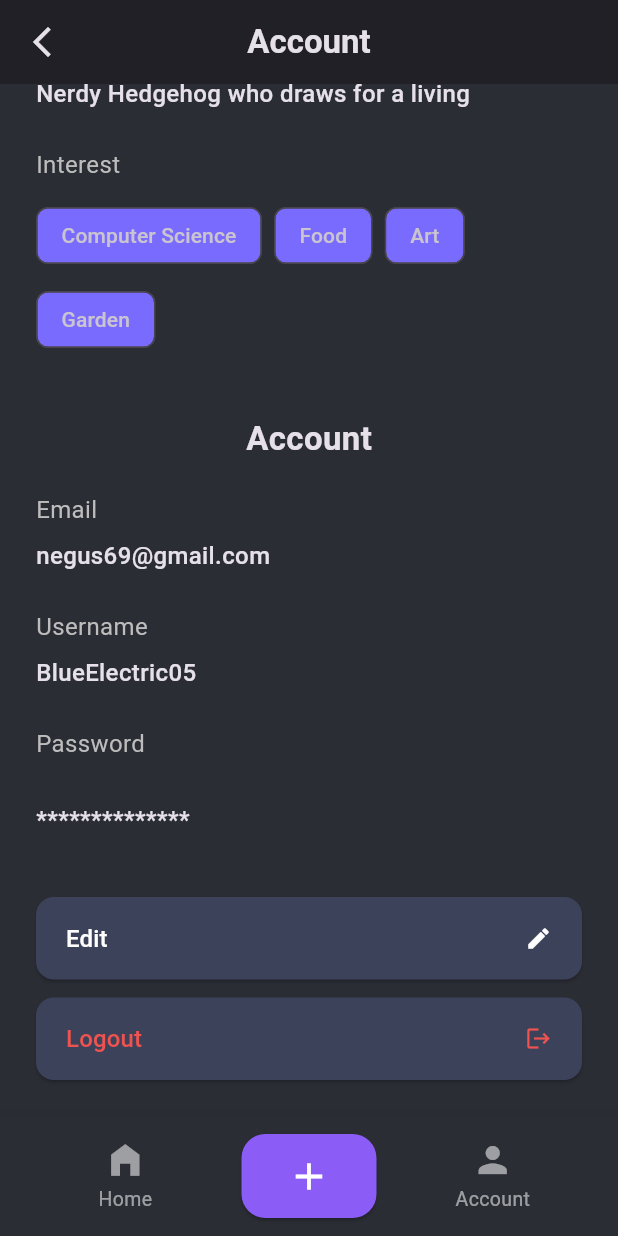
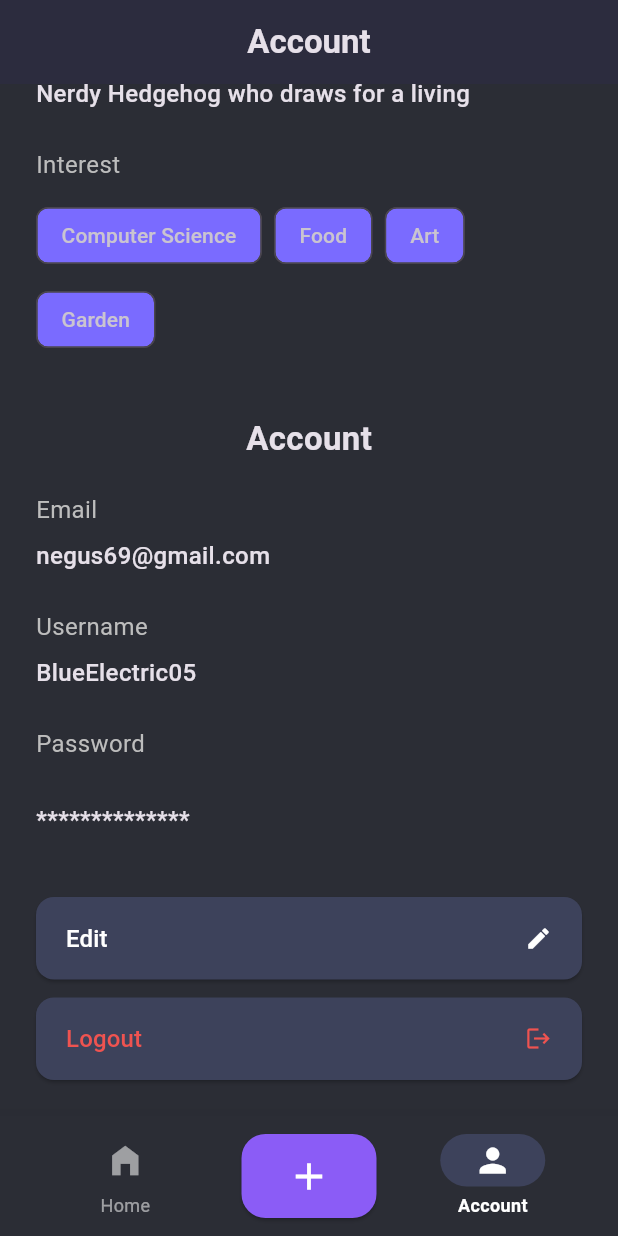
Before and after one commit to clunckyboy/Askalot, a Flutter app: the AccountScreen screen opened by its route, scrolled down 328 dp, on a phone screen of 412 x 824 dp. Run offline on Flutter 3.47's test engine with Material 3 defaults, Android fonts, the phone set to English and light mode, and no system bars; our stand-ins replace go_router, supabase_flutter; accounts and stored records are empty.

```diff
--- a/lib/config/router.dart
+++ b/lib/config/router.dart
@@ -23,10 +23,12 @@ final GoRouter router = GoRouter(
       path: '/signin',
       builder: (context, state) => const SignInScreen(),
     ),
+
     GoRoute(
       path: '/signup',
       builder: (context, state) => const SignupScreen(),
     ),
+
     GoRoute(
       path: '/interests',
       builder: (context, state) {
@@ -34,6 +36,11 @@ final GoRouter router = GoRouter(
         final userData = state.extra as Map<String, dynamic>;
         return InterestScreen(userData: userData);
       },
+    ),
+
+    GoRoute(
+      path: '/post',
+      builder: (context, state) => const PostingScreen(),
     ),
 
     // 3. Main App Flow (Dengan Bottom Navbar)
@@ -52,16 +59,7 @@ final GoRouter router = GoRouter(
             ),
           ],
         ),
-        // Tab 1: Posting (Tombol Tengah)
-        StatefulShellBranch(
-          routes: [
-            GoRoute(
-              path: '/post',
-              builder: (context, state) => const PostingScreen(),
-            ),
-          ],
-        ),
-        // Tab 2: Account
+        // Tab 1: Account
         StatefulShellBranch(
           routes: [
             GoRoute(
--- a/lib/main.dart
+++ b/lib/main.dart
@@ -38,6 +38,7 @@ class MyApp extends StatelessWidget {
       theme: ThemeData.dark().copyWith(
         appBarTheme: AppBarTheme(
           surfaceTintColor: Color(0xFF2B2D35),
+          scrolledUnderElevation: 0,
         ),
         scaffoldBackgroundColor: Color(0xFF2B2D35),
         primaryColor: Color(0xFF7A6BFF),
--- a/lib/screens/account_screen.dart
+++ b/lib/screens/account_screen.dart
@@ -76,8 +76,6 @@ class _AccountScreenState extends State<AccountScreen> {
   }
 
   void _onCenterButtonPressed() {
-    // Logika saat tombol '+' ditekan
-    print('Tombol Tengah Ditekan!');
     // Misalnya, tampilkan dialog, bottom sheet, atau navigasi ke layar baru
     showModalBottomSheet(
       context: context,
@@ -94,10 +92,8 @@ class _AccountScreenState extends State<AccountScreen> {
   Widget build(BuildContext context) {
     return Scaffold(
       appBar: AppBar(
-        leading: IconButton(
-          icon: Icon(Icons.arrow_back_ios_new),
-          onPressed: (){},
-        ),
+        surfaceTintColor: Colors.transparent,
+        backgroundColor: Color(0xFF2C2C3E),
         title: Text(
           'Account',
           style: TextStyle(fontWeight: FontWeight.bold),
@@ -235,13 +231,6 @@ class _AccountScreenState extends State<AccountScreen> {
           ),
         ),
       ),
-      // bottomNavigationBar: CustomBottomNavbar(
-      //     selectedIndex: _selectedIndex,
-      //     onTabSelected: (index) {
-      //       setState(() => _selectedIndex = index);
-      //     },
-      //     onCenterButtonPressed: _onCenterButtonPressed,
-      // ),
     );
   }
 }
--- a/lib/screens/posting_screen.dart
+++ b/lib/screens/posting_screen.dart
@@ -1,4 +1,5 @@
 import 'package:flutter/material.dart';
+import 'package:go_router/go_router.dart';
 
 class PostingScreen extends StatelessWidget {
   const PostingScreen({super.key});
@@ -10,7 +11,9 @@ class PostingScreen extends StatelessWidget {
         backgroundColor: Color(0xFF2C2C3E),
         centerTitle: true,
         leading: IconButton(
-          onPressed: (){},
+          onPressed: (){
+            context.pop();
+          },
           padding: EdgeInsets.zero,
           icon: Icon(Icons.arrow_back_ios_new),
         ),
--- a/lib/widgets/bottom_navbar.dart
+++ b/lib/widgets/bottom_navbar.dart
@@ -36,7 +36,7 @@ class CustomBottomNavbar extends StatelessWidget {
         child: Row(
           mainAxisAlignment: MainAxisAlignment.spaceBetween,
           children: [
-// Item 0: Home - menggunakan Expanded agar sama lebar
+            // Item 0: Home - menggunakan Expanded agar sama lebar
             Expanded(
               child: _navItem(Icons.home_filled, "Home", 0),
             ),
@@ -84,52 +84,87 @@ class CustomBottomNavbar extends StatelessWidget {
   Widget _navItem(IconData icon, String label, int index) {
     final bool isSelected = selectedIndex == index;
 
-    // Tampilan untuk item TIDAK AKTIF
-    Widget inactiveItem = Column(
-      mainAxisSize: MainAxisSize.min,
-      children: [
-        Icon(icon, size: 28, color: inactiveColor),
-        const SizedBox(height: 3),
-        Text(
-          label,
-          style: TextStyle(
-            color: inactiveColor,
-            fontSize: 13,
-          ),
-        ),
-      ],
-    );
-
-    // Tampilan untuk item AKTIF (dengan pil)
-    Widget activeItem = Container(
-      // padding: EdgeInsets.symmetric(horizontal: 10),
-      height: 60,
-      decoration: BoxDecoration(
-        color: activePillColor,
-        borderRadius: BorderRadius.circular(50), // Bentuk pil
-      ),
+    // Animasi sederhana untuk item aktif/tidak aktif
+    return GestureDetector(
+      onTap: () => onTabSelected(index),
+      behavior: HitTestBehavior.opaque,
       child: Column(
         mainAxisAlignment: MainAxisAlignment.center,
-        // mainAxisSize: MainAxisSize.min,
         children: [
-          Icon(icon, size: 28, color: activeColor),
-          const SizedBox(height: 3),
+          // Container Pil hanya muncul jika Selected
+          Container(
+            width: 70,
+            height: 35,
+            alignment: Alignment.center,
+            decoration: BoxDecoration(
+              color: isSelected ? activePillColor : Colors.transparent,
+              borderRadius: BorderRadius.circular(20),
+            ),
+            child: Icon(
+              icon,
+              size: 26,
+              color: isSelected ? activeColor : inactiveColor,
+            ),
+          ),
+          const SizedBox(height: 4),
           Text(
             label,
             style: TextStyle(
-              color: activeColor,
-              fontSize: 13,
-              fontWeight: FontWeight.w600,
+              color: isSelected ? activeColor : inactiveColor,
+              fontSize: 12,
+              fontWeight: isSelected ? FontWeight.w600 : FontWeight.normal,
             ),
           ),
         ],
       ),
     );
 
-    return GestureDetector(
-      onTap: () => onTabSelected(index),
-      behavior: HitTestBehavior.opaque, // Pastikan area transparan bisa di-tap
-      child: isSelected ? activeItem : inactiveItem,
-    );
+    // // Tampilan untuk item TIDAK AKTIF
+    // Widget inactiveItem = Column(
+    //   mainAxisSize: MainAxisSize.min,
+    //   children: [
+    //     Icon(icon, size: 28, color: inactiveColor),
+    //     const SizedBox(height: 3),
+    //     Text(
+    //       label,
+    //       style: TextStyle(
+    //         color: inactiveColor,
+    //         fontSize: 13,
+    //       ),
+    //     ),
+    //   ],
+    // );
+    //
+    // // Tampilan untuk item AKTIF (dengan pil)
+    // Widget activeItem = Container(
+    //   // padding: EdgeInsets.symmetric(horizontal: 10),
+    //   height: 60,
+    //   decoration: BoxDecoration(
+    //     color: activePillColor,
+    //     borderRadius: BorderRadius.circular(50), // Bentuk pil
+    //   ),
+    //   child: Column(
+    //     mainAxisAlignment: MainAxisAlignment.center,
+    //     // mainAxisSize: MainAxisSize.min,
+    //     children: [
+    //       Icon(icon, size: 28, color: activeColor),
+    //       const SizedBox(height: 3),
+    //       Text(
+    //         label,
+    //         style: TextStyle(
+    //           color: activeColor,
+    //           fontSize: 13,
+    //           fontWeight: FontWeight.w600,
+    //         ),
+    //       ),
+    //     ],
+    //   ),
+    // );
+    //
+    // return GestureDetector(
+    //   onTap: () => onTabSelected(index),
+    //   behavior: HitTestBehavior.opaque, // Pastikan area transparan bisa di-tap
+    //   child: isSelected ? activeItem : inactiveItem,
+    // );
   }
 }
```
Also changed, not shown: lib/models/thread_model.dart (+22 -20 lines), lib/screens/home_screen.dart (+62 -44 lines), lib/widgets/scaffold_with_navbar.dart (+2 -5 lines), lib/widgets/thread_card.dart (added, +129 -0 lines).
